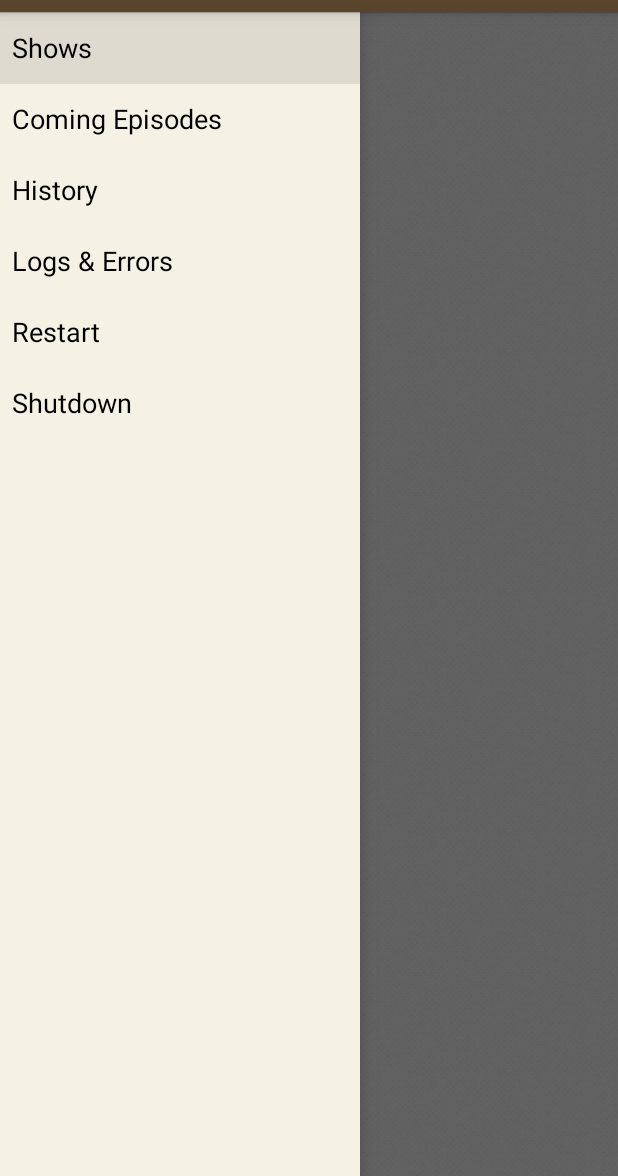
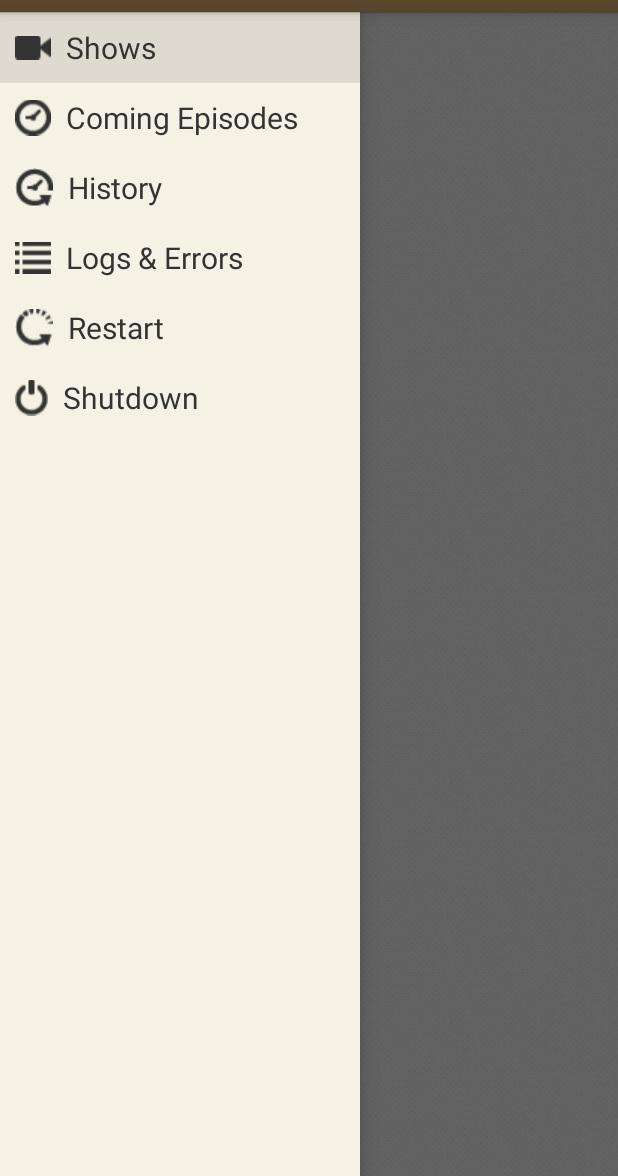
Before and after one commit to rastating/DroidBeard, an Android app: the screen it shows after launch (MainActivity), on a phone screen of 412 x 824 dp, the part 60-1236 px from its top. Run offline under Robolectric (Android 15) with nearby library versions, the phone set to English and light mode, and no system bars; 2 statements that could not run were skipped.

Commit message:
Added navigation action adapter

```diff
--- /dev/null
+++ b/app/src/main/java/com/rastating/droidbeard/NavigationAction.java
@@ -0,0 +1,19 @@
+package com.rastating.droidbeard;
+
+public class NavigationAction {
+    private int mIconResourceId;
+    private String mText;
+
+    public NavigationAction(int iconResourceId, String text) {
+        mIconResourceId = iconResourceId;
+        mText = text;
+    }
+
+    public int getIconResourceId() {
+        return mIconResourceId;
+    }
+
+    public String getText() {
+        return mText;
+    }
+}
--- /dev/null
+++ b/app/src/main/java/com/rastating/droidbeard/NavigationActionAdapter.java
@@ -0,0 +1,74 @@
+package com.rastating.droidbeard;
+
+import android.content.Context;
+import android.graphics.Color;
+import android.text.Layout;
+import android.view.LayoutInflater;
+import android.view.View;
+import android.view.ViewGroup;
+import android.widget.ArrayAdapter;
+import android.widget.ImageView;
+import android.widget.TextView;
+
+public class NavigationActionAdapter extends ArrayAdapter<NavigationAction> {
+    private Context mContext;
+    private int mLayoutResourceId;
+    private NavigationAction[] mObjects;
+    private int mSelectedPosition;
+    private LayoutInflater mInflater;
+
+    public NavigationActionAdapter(Context context, LayoutInflater inflater, int layoutResourceId, NavigationAction[] objects) {
+        super(context, layoutResourceId, objects);
+
+        mContext = context;
+        mLayoutResourceId = layoutResourceId;
+        mObjects = objects;
+        mSelectedPosition = 0;
+        mInflater = inflater;
+    }
+
+    public void setSelectedPosition(int position) {
+        mSelectedPosition = position;
+    }
+
+    public int getSelectedPosition() {
+        return mSelectedPosition;
+    }
+
+    @Override
+    public View getView(int position, View convertView, ViewGroup parent) {
+        View row = convertView;
+        NavigationActionHolder holder;
+
+        if (row == null) {
+            row = mInflater.inflate(mLayoutResourceId, parent, false);
+
+            holder = new NavigationActionHolder();
+            holder.icon = (ImageView) row.findViewById(R.id.icon);
+            holder.text = (TextView) row.findViewById(R.id.text);
+
+            row.setTag(holder);
+        }
+        else {
+            holder = (NavigationActionHolder) row.getTag();
+        }
+
+        if (position == mSelectedPosition) {
+            row.setBackgroundColor(mContext.getResources().getColor(R.color.navigation_list_item_selected));
+        }
+        else {
+            row.setBackgroundColor(Color.TRANSPARENT);
+        }
+
+        NavigationAction action = mObjects[position];
+        holder.icon.setImageResource(action.getIconResourceId());
+        holder.text.setText(action.getText());
+
+        return row;
+    }
+
+    private class NavigationActionHolder {
+        public ImageView icon;
+        public TextView text;
+    }
+}
--- a/app/src/main/java/com/rastating/droidbeard/NavigationDrawerFragment.java
+++ b/app/src/main/java/com/rastating/droidbeard/NavigationDrawerFragment.java
@@ -1,16 +1,15 @@
 package com.rastating.droidbeard;
 
+import android.app.ActionBar;
 import android.app.Activity;
-import android.app.ActionBar;
 import android.app.Fragment;
-import android.graphics.Color;
-import android.support.v4.app.ActionBarDrawerToggle;
-import android.support.v4.view.GravityCompat;
-import android.support.v4.widget.DrawerLayout;
 import android.content.SharedPreferences;
 import android.content.res.Configuration;
 import android.os.Bundle;
 import android.preference.PreferenceManager;
+import android.support.v4.app.ActionBarDrawerToggle;
+import android.support.v4.view.GravityCompat;
+import android.support.v4.widget.DrawerLayout;
 import android.view.LayoutInflater;
 import android.view.Menu;
 import android.view.MenuInflater;
@@ -18,9 +17,7 @@ import android.view.MenuItem;
 import android.view.View;
 import android.view.ViewGroup;
 import android.widget.AdapterView;
-import android.widget.ArrayAdapter;
 import android.widget.ListView;
-import android.widget.TextView;
 import android.widget.Toast;
 
 /**
@@ -55,11 +52,27 @@ public class NavigationDrawerFragment extends Fragment {
     private ListView mDrawerListView;
     private View mFragmentContainerView;
 
-    private int mCurrentSelectedPosition = 0;
     private boolean mFromSavedInstanceState;
     private boolean mUserLearnedDrawer;
 
+    private NavigationActionAdapter mAdapter;
+
     public NavigationDrawerFragment() {
+    }
+
+    private void setSelectedPosition(int position) {
+        if (mAdapter != null) {
+            mAdapter.setSelectedPosition(position);
+        }
+    }
+
+    private int getSelectedPosition() {
+        if (mAdapter != null) {
+            return mAdapter.getSelectedPosition();
+        }
+        else {
+            return 0;
+        }
     }
 
     @Override
@@ -72,12 +85,12 @@ public class NavigationDrawerFragment extends Fragment {
         mUserLearnedDrawer = sp.getBoolean(PREF_USER_LEARNED_DRAWER, false);
 
         if (savedInstanceState != null) {
-            mCurrentSelectedPosition = savedInstanceState.getInt(STATE_SELECTED_POSITION);
+            setSelectedPosition(savedInstanceState.getInt(STATE_SELECTED_POSITION));
             mFromSavedInstanceState = true;
         }
 
         // Select either the default item (0) or the last selected item.
-        selectItem(mCurrentSelectedPosition);
+        selectItem(getSelectedPosition());
     }
 
     @Override
@@ -85,6 +98,17 @@ public class NavigationDrawerFragment extends Fragment {
         super.onActivityCreated(savedInstanceState);
         // Indicate that this fragment would like to influence the set of actions in the action bar.
         setHasOptionsMenu(true);
+    }
+
+    private NavigationAction[] createNavigationActions() {
+        return new NavigationAction[] {
+            new NavigationAction(R.drawable.glyph_video, getString(R.string.title_shows)),
+            new NavigationAction(R.drawable.glyph_clock, getString(R.string.title_coming_episodes)),
+            new NavigationAction(R.drawable.glyph_history, getString(R.string.title_history)),
+            new NavigationAction(R.drawable.glyph_list, getString(R.string.title_logs)),
+            new NavigationAction(R.drawable.glyph_restart, getString(R.string.title_restart)),
+            new NavigationAction(R.drawable.glyph_power, getString(R.string.title_shutdown)),
+        };
     }
 
     @Override
@@ -97,37 +121,15 @@ public class NavigationDrawerFragment extends Fragment {
             }
         });
 
-        ArrayAdapter<String> adapter = new ArrayAdapter<String>(
+        mAdapter = new NavigationActionAdapter(
             getActionBar().getThemedContext(),
-            android.R.layout.simple_list_item_1,
-            android.R.id.text1,
-            new String[]{
-                    getString(R.string.title_shows),
-                    getString(R.string.title_coming_episodes),
-                    getString(R.string.title_history),
-                    getString(R.string.title_logs),
-                    getString(R.string.title_restart),
-                    getString(R.string.title_shutdown)
-            }) {
-                @Override
-                public View getView(int position, View convertView, ViewGroup parent) {
-                    View view = super.getView(position, convertView, parent);
-                    TextView text = (TextView) view.findViewById(android.R.id.text1);
-                    text.setTextColor(Color.BLACK);
+            getActivity().getLayoutInflater(),
+            R.layout.navigation_list_item,
+            createNavigationActions()
+        );
 
-                    if (position == NavigationDrawerFragment.this.mCurrentSelectedPosition) {
-                        view.setBackgroundColor(getResources().getColor(R.color.navigation_list_item_selected));
-                    }
-                    else {
-                        view.setBackgroundColor(Color.TRANSPARENT);
-                    }
-
-                    return view;
-                }
-            };
-
-        mDrawerListView.setAdapter(adapter);
-        mDrawerListView.setItemChecked(mCurrentSelectedPosition, true);
+        mDrawerListView.setAdapter(mAdapter);
+        mDrawerListView.setItemChecked(getSelectedPosition(), true);
         return mDrawerListView;
     }
 
@@ -183,8 +185,7 @@ public class NavigationDrawerFragment extends Fragment {
                     // The user manually opened the drawer; store this flag to prevent auto-showing
                     // the navigation drawer automatically in the future.
                     mUserLearnedDrawer = true;
-                    SharedPreferences sp = PreferenceManager
-                            .getDefaultSharedPreferences(getActivity());
+                    SharedPreferences sp = PreferenceManager.getDefaultSharedPreferences(getActivity());
                     sp.edit().putBoolean(PREF_USER_LEARNED_DRAWER, true).apply();
                 }
 
@@ -210,7 +211,7 @@ public class NavigationDrawerFragment extends Fragment {
     }
 
     private void selectItem(int position) {
-        mCurrentSelectedPosition = position;
+        setSelectedPosition(position);
         if (mDrawerListView != null) {
             mDrawerListView.setItemChecked(position, true);
         }
@@ -241,7 +242,7 @@ public class NavigationDrawerFragment extends Fragment {
     @Override
     public void onSaveInstanceState(Bundle outState) {
         super.onSaveInstanceState(outState);
-        outState.putInt(STATE_SELECTED_POSITION, mCurrentSelectedPosition);
+        outState.putInt(STATE_SELECTED_POSITION, getSelectedPosition());
     }
 
     @Override
--- a/app/src/main/res/drawable/navigation_listview_selector.xml
+++ /dev/null
@@ -1,7 +0,0 @@
-<?xml version="1.0" encoding="utf-8"?>
-
-<selector xmlns:android="http://schemas.android.com/apk/res/android">
-    <item android:drawable="@drawable/list_item_bg_normal" android:state_activated="false"/>
-    <item android:drawable="@drawable/list_item_bg_selected" android:state_pressed="true"/>
-    <item android:drawable="@drawable/list_item_bg_selected" android:state_activated="true"/>
-</selector>
--- /dev/null
+++ b/app/src/main/res/layout/navigation_list_item.xml
@@ -0,0 +1,24 @@
+<?xml version="1.0" encoding="utf-8"?>
+
+<LinearLayout xmlns:android="http://schemas.android.com/apk/res/android"
+    android:orientation="horizontal"
+    android:layout_width="match_parent"
+    android:layout_height="match_parent"
+    android:padding="10dp">
+
+    <ImageView android:id="@+id/icon"
+        android:layout_width="wrap_content"
+        android:layout_height="match_parent"
+        android:gravity="center_vertical"
+        android:layout_marginRight="10dp"
+    />
+
+    <TextView android:id="@+id/text"
+        android:layout_width="wrap_content"
+        android:layout_height="wrap_content"
+        android:gravity="center_vertical"
+        android:textSize="20sp"
+        android:textColor="#333333"
+    />
+
+</LinearLayout>
--- a/app/src/main/res/layout/simple_list_item.xml
+++ /dev/null
@@ -1,9 +0,0 @@
-<?xml version="1.0" encoding="utf-8"?>
-
-<TextView xmlns:android="http://schemas.android.com/apk/res/android"
-    android:id="@android:id/text1"
-    android:layout_width="match_parent"
-    android:layout_height="wrap_content"
-    android:gravity="center_vertical"
-    android:textColor="@android:color/black"
-/>
```
Also changed, not shown: app/src/main/res/drawable/glyph_clock.png (added), app/src/main/res/drawable/glyph_history.png (added), app/src/main/res/drawable/glyph_list.png (added), app/src/main/res/drawable/glyph_power.png (added), app/src/main/res/drawable/glyph_restart.png (added), app/src/main/res/drawable/glyph_video.png (added).
